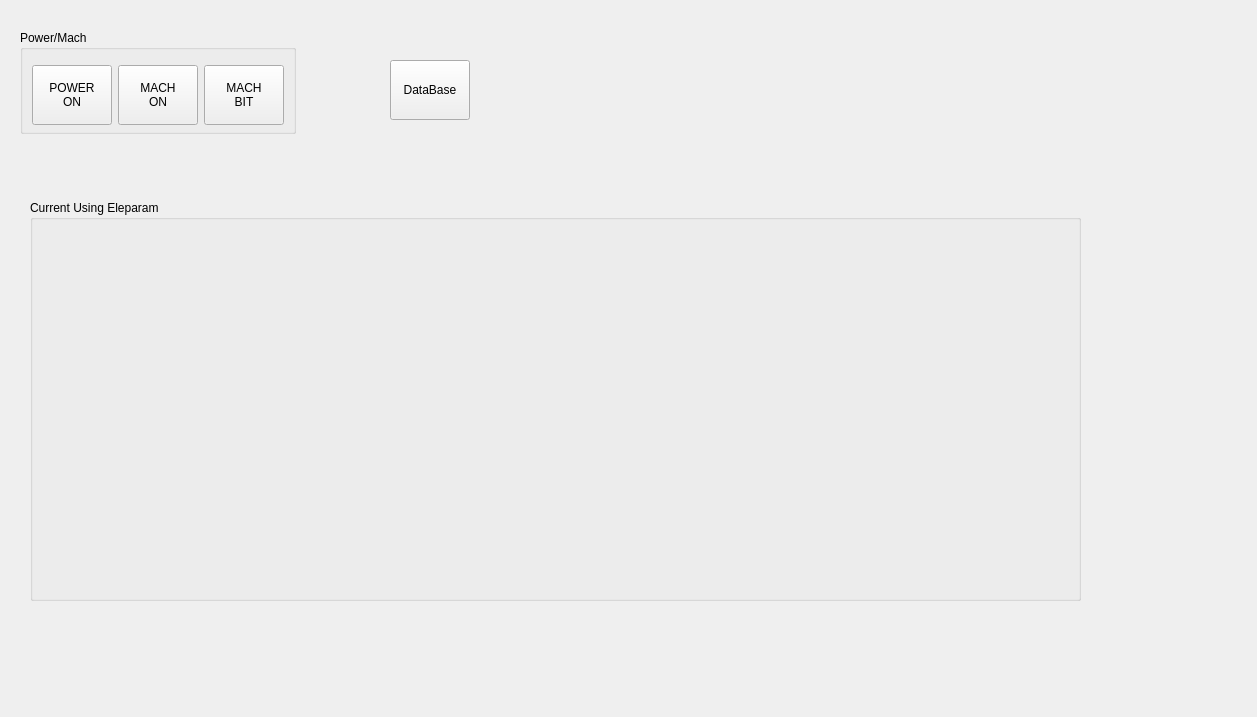
This is App/PowerPanel/PowerPanel.ui in windsgo/edm_project as Qt 5 draws it before an edit. The edited form follows.
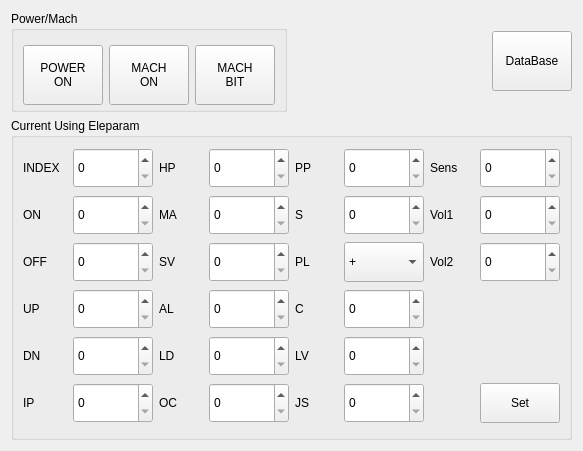
This is the edited form.

Commit message: feat: eleparam send

```diff
--- a/App/PowerPanel/PowerPanel.ui
+++ b/App/PowerPanel/PowerPanel.ui
@@ -6,135 +6,1108 @@
    <rect>
     <x>0</x>
     <y>0</y>
-    <width>1257</width>
-    <height>717</height>
+    <width>583</width>
+    <height>451</height>
    </rect>
   </property>
   <property name="windowTitle">
    <string>Form</string>
   </property>
-  <widget class="QGroupBox" name="groupBox">
-   <property name="geometry">
-    <rect>
-     <x>20</x>
-     <y>30</y>
-     <width>276</width>
-     <height>104</height>
-    </rect>
-   </property>
-   <property name="sizePolicy">
-    <sizepolicy hsizetype="Preferred" vsizetype="Maximum">
-     <horstretch>0</horstretch>
-     <verstretch>0</verstretch>
-    </sizepolicy>
-   </property>
-   <property name="title">
-    <string>Power/Mach</string>
-   </property>
-   <layout class="QHBoxLayout" name="horizontalLayout">
-    <item>
-     <widget class="QPushButton" name="pb_power_on">
-      <property name="minimumSize">
-       <size>
-        <width>80</width>
-        <height>60</height>
-       </size>
-      </property>
-      <property name="maximumSize">
-       <size>
-        <width>90</width>
-        <height>50</height>
-       </size>
-      </property>
-      <property name="text">
-       <string>POWER
+  <layout class="QGridLayout" name="gridLayout_2">
+   <item row="0" column="0">
+    <widget class="QGroupBox" name="groupBox">
+     <property name="sizePolicy">
+      <sizepolicy hsizetype="Preferred" vsizetype="Maximum">
+       <horstretch>0</horstretch>
+       <verstretch>0</verstretch>
+      </sizepolicy>
+     </property>
+     <property name="title">
+      <string>Power/Mach</string>
+     </property>
+     <layout class="QHBoxLayout" name="horizontalLayout">
+      <item>
+       <widget class="QPushButton" name="pb_power_on">
+        <property name="minimumSize">
+         <size>
+          <width>80</width>
+          <height>60</height>
+         </size>
+        </property>
+        <property name="maximumSize">
+         <size>
+          <width>90</width>
+          <height>50</height>
+         </size>
+        </property>
+        <property name="text">
+         <string>POWER
 ON</string>
-      </property>
-      <property name="checkable">
-       <bool>true</bool>
-      </property>
-     </widget>
-    </item>
-    <item>
-     <widget class="QPushButton" name="pb_mach_on">
-      <property name="minimumSize">
-       <size>
-        <width>80</width>
-        <height>60</height>
-       </size>
-      </property>
-      <property name="maximumSize">
-       <size>
-        <width>90</width>
-        <height>50</height>
-       </size>
-      </property>
-      <property name="text">
-       <string>MACH
+        </property>
+        <property name="checkable">
+         <bool>true</bool>
+        </property>
+       </widget>
+      </item>
+      <item>
+       <widget class="QPushButton" name="pb_mach_on">
+        <property name="minimumSize">
+         <size>
+          <width>80</width>
+          <height>60</height>
+         </size>
+        </property>
+        <property name="maximumSize">
+         <size>
+          <width>90</width>
+          <height>50</height>
+         </size>
+        </property>
+        <property name="text">
+         <string>MACH
 ON</string>
-      </property>
-      <property name="checkable">
-       <bool>true</bool>
-      </property>
-     </widget>
-    </item>
-    <item>
-     <widget class="QPushButton" name="pb_mach_bit">
-      <property name="minimumSize">
-       <size>
-        <width>80</width>
-        <height>60</height>
-       </size>
-      </property>
-      <property name="maximumSize">
-       <size>
-        <width>90</width>
-        <height>50</height>
-       </size>
-      </property>
-      <property name="text">
-       <string>MACH
+        </property>
+        <property name="checkable">
+         <bool>true</bool>
+        </property>
+       </widget>
+      </item>
+      <item>
+       <widget class="QPushButton" name="pb_mach_bit">
+        <property name="minimumSize">
+         <size>
+          <width>80</width>
+          <height>60</height>
+         </size>
+        </property>
+        <property name="maximumSize">
+         <size>
+          <width>90</width>
+          <height>50</height>
+         </size>
+        </property>
+        <property name="text">
+         <string>MACH
 BIT</string>
-      </property>
-      <property name="checkable">
-       <bool>true</bool>
-      </property>
-     </widget>
-    </item>
-   </layout>
-  </widget>
-  <widget class="QPushButton" name="pb_database">
-   <property name="geometry">
-    <rect>
-     <x>390</x>
-     <y>60</y>
-     <width>80</width>
-     <height>60</height>
-    </rect>
-   </property>
-   <property name="minimumSize">
-    <size>
-     <width>80</width>
-     <height>60</height>
-    </size>
-   </property>
-   <property name="text">
-    <string>DataBase</string>
-   </property>
-  </widget>
-  <widget class="QGroupBox" name="groupBox_2">
-   <property name="geometry">
-    <rect>
-     <x>30</x>
-     <y>200</y>
-     <width>1051</width>
-     <height>401</height>
-    </rect>
-   </property>
-   <property name="title">
-    <string>Current Using Eleparam</string>
-   </property>
-  </widget>
+        </property>
+        <property name="checkable">
+         <bool>true</bool>
+        </property>
+       </widget>
+      </item>
+     </layout>
+    </widget>
+   </item>
+   <item row="0" column="2">
+    <widget class="QPushButton" name="pb_database">
+     <property name="sizePolicy">
+      <sizepolicy hsizetype="Preferred" vsizetype="Preferred">
+       <horstretch>0</horstretch>
+       <verstretch>0</verstretch>
+      </sizepolicy>
+     </property>
+     <property name="minimumSize">
+      <size>
+       <width>80</width>
+       <height>60</height>
+      </size>
+     </property>
+     <property name="maximumSize">
+      <size>
+       <width>80</width>
+       <height>60</height>
+      </size>
+     </property>
+     <property name="text">
+      <string>DataBase</string>
+     </property>
+    </widget>
+   </item>
+   <item row="1" column="0" colspan="3">
+    <widget class="QGroupBox" name="groupBox_2">
+     <property name="title">
+      <string>Current Using Eleparam</string>
+     </property>
+     <layout class="QGridLayout" name="gridLayout">
+      <item row="0" column="0">
+       <widget class="QLabel" name="label_2">
+        <property name="sizePolicy">
+         <sizepolicy hsizetype="Preferred" vsizetype="Preferred">
+          <horstretch>0</horstretch>
+          <verstretch>0</verstretch>
+         </sizepolicy>
+        </property>
+        <property name="minimumSize">
+         <size>
+          <width>30</width>
+          <height>30</height>
+         </size>
+        </property>
+        <property name="maximumSize">
+         <size>
+          <width>60</width>
+          <height>40</height>
+         </size>
+        </property>
+        <property name="text">
+         <string>INDEX</string>
+        </property>
+       </widget>
+      </item>
+      <item row="0" column="1">
+       <widget class="QSpinBox" name="spinBox_ele_index">
+        <property name="minimumSize">
+         <size>
+          <width>80</width>
+          <height>35</height>
+         </size>
+        </property>
+        <property name="maximumSize">
+         <size>
+          <width>80</width>
+          <height>40</height>
+         </size>
+        </property>
+        <property name="maximum">
+         <number>999</number>
+        </property>
+       </widget>
+      </item>
+      <item row="0" column="2">
+       <widget class="QLabel" name="label_7">
+        <property name="sizePolicy">
+         <sizepolicy hsizetype="Preferred" vsizetype="Preferred">
+          <horstretch>0</horstretch>
+          <verstretch>0</verstretch>
+         </sizepolicy>
+        </property>
+        <property name="minimumSize">
+         <size>
+          <width>30</width>
+          <height>30</height>
+         </size>
+        </property>
+        <property name="maximumSize">
+         <size>
+          <width>60</width>
+          <height>40</height>
+         </size>
+        </property>
+        <property name="text">
+         <string>HP</string>
+        </property>
+       </widget>
+      </item>
+      <item row="0" column="3">
+       <widget class="QSpinBox" name="spinBox_ele_hp">
+        <property name="minimumSize">
+         <size>
+          <width>80</width>
+          <height>35</height>
+         </size>
+        </property>
+        <property name="maximumSize">
+         <size>
+          <width>80</width>
+          <height>40</height>
+         </size>
+        </property>
+        <property name="maximum">
+         <number>255</number>
+        </property>
+       </widget>
+      </item>
+      <item row="0" column="4">
+       <widget class="QLabel" name="label_13">
+        <property name="sizePolicy">
+         <sizepolicy hsizetype="Preferred" vsizetype="Preferred">
+          <horstretch>0</horstretch>
+          <verstretch>0</verstretch>
+         </sizepolicy>
+        </property>
+        <property name="minimumSize">
+         <size>
+          <width>30</width>
+          <height>30</height>
+         </size>
+        </property>
+        <property name="maximumSize">
+         <size>
+          <width>60</width>
+          <height>40</height>
+         </size>
+        </property>
+        <property name="text">
+         <string>PP</string>
+        </property>
+       </widget>
+      </item>
+      <item row="0" column="5">
+       <widget class="QSpinBox" name="spinBox_ele_pp">
+        <property name="minimumSize">
+         <size>
+          <width>80</width>
+          <height>35</height>
+         </size>
+        </property>
+        <property name="maximumSize">
+         <size>
+          <width>80</width>
+          <height>40</height>
+         </size>
+        </property>
+        <property name="maximum">
+         <number>255</number>
+        </property>
+       </widget>
+      </item>
+      <item row="0" column="6">
+       <widget class="QLabel" name="label_19">
+        <property name="sizePolicy">
+         <sizepolicy hsizetype="Preferred" vsizetype="Preferred">
+          <horstretch>0</horstretch>
+          <verstretch>0</verstretch>
+         </sizepolicy>
+        </property>
+        <property name="minimumSize">
+         <size>
+          <width>30</width>
+          <height>30</height>
+         </size>
+        </property>
+        <property name="maximumSize">
+         <size>
+          <width>60</width>
+          <height>40</height>
+         </size>
+        </property>
+        <property name="text">
+         <string>Sens</string>
+        </property>
+       </widget>
+      </item>
+      <item row="0" column="7">
+       <widget class="QSpinBox" name="spinBox_ele_sensitivity">
+        <property name="minimumSize">
+         <size>
+          <width>80</width>
+          <height>35</height>
+         </size>
+        </property>
+        <property name="maximumSize">
+         <size>
+          <width>80</width>
+          <height>40</height>
+         </size>
+        </property>
+        <property name="maximum">
+         <number>255</number>
+        </property>
+       </widget>
+      </item>
+      <item row="1" column="0">
+       <widget class="QLabel" name="label">
+        <property name="sizePolicy">
+         <sizepolicy hsizetype="Preferred" vsizetype="Preferred">
+          <horstretch>0</horstretch>
+          <verstretch>0</verstretch>
+         </sizepolicy>
+        </property>
+        <property name="minimumSize">
+         <size>
+          <width>30</width>
+          <height>30</height>
+         </size>
+        </property>
+        <property name="maximumSize">
+         <size>
+          <width>60</width>
+          <height>40</height>
+         </size>
+        </property>
+        <property name="text">
+         <string>ON</string>
+        </property>
+       </widget>
+      </item>
+      <item row="1" column="1">
+       <widget class="QSpinBox" name="spinBox_ele_on">
+        <property name="minimumSize">
+         <size>
+          <width>80</width>
+          <height>35</height>
+         </size>
+        </property>
+        <property name="maximumSize">
+         <size>
+          <width>80</width>
+          <height>40</height>
+         </size>
+        </property>
+        <property name="maximum">
+         <number>255</number>
+        </property>
+       </widget>
+      </item>
+      <item row="1" column="2">
+       <widget class="QLabel" name="label_8">
+        <property name="sizePolicy">
+         <sizepolicy hsizetype="Preferred" vsizetype="Preferred">
+          <horstretch>0</horstretch>
+          <verstretch>0</verstretch>
+         </sizepolicy>
+        </property>
+        <property name="minimumSize">
+         <size>
+          <width>30</width>
+          <height>30</height>
+         </size>
+        </property>
+        <property name="maximumSize">
+         <size>
+          <width>60</width>
+          <height>40</height>
+         </size>
+        </property>
+        <property name="text">
+         <string>MA</string>
+        </property>
+       </widget>
+      </item>
+      <item row="1" column="3">
+       <widget class="QSpinBox" name="spinBox_ele_ma">
+        <property name="minimumSize">
+         <size>
+          <width>80</width>
+          <height>35</height>
+         </size>
+        </property>
+        <property name="maximumSize">
+         <size>
+          <width>80</width>
+          <height>40</height>
+         </size>
+        </property>
+        <property name="maximum">
+         <number>16</number>
+        </property>
+       </widget>
+      </item>
+      <item row="1" column="4">
+       <widget class="QLabel" name="label_14">
+        <property name="sizePolicy">
+         <sizepolicy hsizetype="Preferred" vsizetype="Preferred">
+          <horstretch>0</horstretch>
+          <verstretch>0</verstretch>
+         </sizepolicy>
+        </property>
+        <property name="minimumSize">
+         <size>
+          <width>30</width>
+          <height>30</height>
+         </size>
+        </property>
+        <property name="maximumSize">
+         <size>
+          <width>60</width>
+          <height>40</height>
+         </size>
+        </property>
+        <property name="text">
+         <string>S</string>
+        </property>
+       </widget>
+      </item>
+      <item row="1" column="5">
+       <widget class="QSpinBox" name="spinBox_ele_s">
+        <property name="minimumSize">
+         <size>
+          <width>80</width>
+          <height>35</height>
+         </size>
+        </property>
+        <property name="maximumSize">
+         <size>
+          <width>80</width>
+          <height>40</height>
+         </size>
+        </property>
+        <property name="maximum">
+         <number>9</number>
+        </property>
+       </widget>
+      </item>
+      <item row="1" column="6">
+       <widget class="QLabel" name="label_20">
+        <property name="sizePolicy">
+         <sizepolicy hsizetype="Preferred" vsizetype="Preferred">
+          <horstretch>0</horstretch>
+          <verstretch>0</verstretch>
+         </sizepolicy>
+        </property>
+        <property name="minimumSize">
+         <size>
+          <width>30</width>
+          <height>30</height>
+         </size>
+        </property>
+        <property name="maximumSize">
+         <size>
+          <width>60</width>
+          <height>40</height>
+         </size>
+        </property>
+        <property name="text">
+         <string>Vol1</string>
+        </property>
+       </widget>
+      </item>
+      <item row="1" column="7">
+       <widget class="QSpinBox" name="spinBox_ele_voltage1">
+        <property name="minimumSize">
+         <size>
+          <width>80</width>
+          <height>35</height>
+         </size>
+        </property>
+        <property name="maximumSize">
+         <size>
+          <width>80</width>
+          <height>40</height>
+         </size>
+        </property>
+        <property name="maximum">
+         <number>255</number>
+        </property>
+       </widget>
+      </item>
+      <item row="2" column="0">
+       <widget class="QLabel" name="label_3">
+        <property name="sizePolicy">
+         <sizepolicy hsizetype="Preferred" vsizetype="Preferred">
+          <horstretch>0</horstretch>
+          <verstretch>0</verstretch>
+         </sizepolicy>
+        </property>
+        <property name="minimumSize">
+         <size>
+          <width>30</width>
+          <height>30</height>
+         </size>
+        </property>
+        <property name="maximumSize">
+         <size>
+          <width>60</width>
+          <height>40</height>
+         </size>
+        </property>
+        <property name="text">
+         <string>OFF</string>
+        </property>
+       </widget>
+      </item>
+      <item row="2" column="1">
+       <widget class="QSpinBox" name="spinBox_ele_off">
+        <property name="minimumSize">
+         <size>
+          <width>80</width>
+          <height>35</height>
+         </size>
+        </property>
+        <property name="maximumSize">
+         <size>
+          <width>80</width>
+          <height>40</height>
+         </size>
+        </property>
+        <property name="maximum">
+         <number>255</number>
+        </property>
+       </widget>
+      </item>
+      <item row="2" column="2">
+       <widget class="QLabel" name="label_9">
+        <property name="sizePolicy">
+         <sizepolicy hsizetype="Preferred" vsizetype="Preferred">
+          <horstretch>0</horstretch>
+          <verstretch>0</verstretch>
+         </sizepolicy>
+        </property>
+        <property name="minimumSize">
+         <size>
+          <width>30</width>
+          <height>30</height>
+         </size>
+        </property>
+        <property name="maximumSize">
+         <size>
+          <width>60</width>
+          <height>40</height>
+         </size>
+        </property>
+        <property name="text">
+         <string>SV</string>
+        </property>
+       </widget>
+      </item>
+      <item row="2" column="3">
+       <widget class="QSpinBox" name="spinBox_ele_sv">
+        <property name="minimumSize">
+         <size>
+          <width>80</width>
+          <height>35</height>
+         </size>
+        </property>
+        <property name="maximumSize">
+         <size>
+          <width>80</width>
+          <height>40</height>
+         </size>
+        </property>
+        <property name="maximum">
+         <number>255</number>
+        </property>
+       </widget>
+      </item>
+      <item row="2" column="4">
+       <widget class="QLabel" name="label_15">
+        <property name="sizePolicy">
+         <sizepolicy hsizetype="Preferred" vsizetype="Preferred">
+          <horstretch>0</horstretch>
+          <verstretch>0</verstretch>
+         </sizepolicy>
+        </property>
+        <property name="minimumSize">
+         <size>
+          <width>30</width>
+          <height>30</height>
+         </size>
+        </property>
+        <property name="maximumSize">
+         <size>
+          <width>60</width>
+          <height>40</height>
+         </size>
+        </property>
+        <property name="text">
+         <string>PL</string>
+        </property>
+       </widget>
+      </item>
+      <item row="2" column="5">
+       <widget class="QComboBox" name="comboBox_ele_pl">
+        <property name="sizePolicy">
+         <sizepolicy hsizetype="Preferred" vsizetype="Preferred">
+          <horstretch>0</horstretch>
+          <verstretch>0</verstretch>
+         </sizepolicy>
+        </property>
+        <property name="minimumSize">
+         <size>
+          <width>80</width>
+          <height>35</height>
+         </size>
+        </property>
+        <property name="maximumSize">
+         <size>
+          <width>80</width>
+          <height>40</height>
+         </size>
+        </property>
+        <item>
+         <property name="text">
+          <string>+</string>
+         </property>
+        </item>
+        <item>
+         <property name="text">
+          <string>-</string>
+         </property>
+        </item>
+       </widget>
+      </item>
+      <item row="2" column="6">
+       <widget class="QLabel" name="label_21">
+        <property name="sizePolicy">
+         <sizepolicy hsizetype="Preferred" vsizetype="Preferred">
+          <horstretch>0</horstretch>
+          <verstretch>0</verstretch>
+         </sizepolicy>
+        </property>
+        <property name="minimumSize">
+         <size>
+          <width>30</width>
+          <height>30</height>
+         </size>
+        </property>
+        <property name="maximumSize">
+         <size>
+          <width>60</width>
+          <height>40</height>
+         </size>
+        </property>
+        <property name="text">
+         <string>Vol2</string>
+        </property>
+       </widget>
+      </item>
+      <item row="2" column="7">
+       <widget class="QSpinBox" name="spinBox_ele_voltage2">
+        <property name="minimumSize">
+         <size>
+          <width>80</width>
+          <height>35</height>
+         </size>
+        </property>
+        <property name="maximumSize">
+         <size>
+          <width>80</width>
+          <height>40</height>
+         </size>
+        </property>
+        <property name="maximum">
+         <number>255</number>
+        </property>
+       </widget>
+      </item>
+      <item row="3" column="0">
+       <widget class="QLabel" name="label_4">
+        <property name="sizePolicy">
+         <sizepolicy hsizetype="Preferred" vsizetype="Preferred">
+          <horstretch>0</horstretch>
+          <verstretch>0</verstretch>
+         </sizepolicy>
+        </property>
+        <property name="minimumSize">
+         <size>
+          <width>30</width>
+          <height>30</height>
+         </size>
+        </property>
+        <property name="maximumSize">
+         <size>
+          <width>60</width>
+          <height>40</height>
+         </size>
+        </property>
+        <property name="text">
+         <string>UP</string>
+        </property>
+       </widget>
+      </item>
+      <item row="3" column="1">
+       <widget class="QSpinBox" name="spinBox_ele_up">
+        <property name="minimumSize">
+         <size>
+          <width>80</width>
+          <height>35</height>
+         </size>
+        </property>
+        <property name="maximumSize">
+         <size>
+          <width>80</width>
+          <height>40</height>
+         </size>
+        </property>
+        <property name="maximum">
+         <number>255</number>
+        </property>
+       </widget>
+      </item>
+      <item row="3" column="2">
+       <widget class="QLabel" name="label_10">
+        <property name="sizePolicy">
+         <sizepolicy hsizetype="Preferred" vsizetype="Preferred">
+          <horstretch>0</horstretch>
+          <verstretch>0</verstretch>
+         </sizepolicy>
+        </property>
+        <property name="minimumSize">
+         <size>
+          <width>30</width>
+          <height>30</height>
+         </size>
+        </property>
+        <property name="maximumSize">
+         <size>
+          <width>60</width>
+          <height>40</height>
+         </size>
+        </property>
+        <property name="text">
+         <string>AL</string>
+        </property>
+       </widget>
+      </item>
+      <item row="3" column="3">
+       <widget class="QSpinBox" name="spinBox_ele_al">
+        <property name="minimumSize">
+         <size>
+          <width>80</width>
+          <height>35</height>
+         </size>
+        </property>
+        <property name="maximumSize">
+         <size>
+          <width>80</width>
+          <height>40</height>
+         </size>
+        </property>
+        <property name="maximum">
+         <number>255</number>
+        </property>
+       </widget>
+      </item>
+      <item row="3" column="4">
+       <widget class="QLabel" name="label_16">
+        <property name="sizePolicy">
+         <sizepolicy hsizetype="Preferred" vsizetype="Preferred">
+          <horstretch>0</horstretch>
+          <verstretch>0</verstretch>
+         </sizepolicy>
+        </property>
+        <property name="minimumSize">
+         <size>
+          <width>30</width>
+          <height>30</height>
+         </size>
+        </property>
+        <property name="maximumSize">
+         <size>
+          <width>60</width>
+          <height>40</height>
+         </size>
+        </property>
+        <property name="text">
+         <string>C</string>
+        </property>
+       </widget>
+      </item>
+      <item row="3" column="5">
+       <widget class="QSpinBox" name="spinBox_ele_c">
+        <property name="minimumSize">
+         <size>
+          <width>80</width>
+          <height>35</height>
+         </size>
+        </property>
+        <property name="maximumSize">
+         <size>
+          <width>80</width>
+          <height>40</height>
+         </size>
+        </property>
+        <property name="maximum">
+         <number>9</number>
+        </property>
+       </widget>
+      </item>
+      <item row="4" column="0">
+       <widget class="QLabel" name="label_5">
+        <property name="sizePolicy">
+         <sizepolicy hsizetype="Preferred" vsizetype="Preferred">
+          <horstretch>0</horstretch>
+          <verstretch>0</verstretch>
+         </sizepolicy>
+        </property>
+        <property name="minimumSize">
+         <size>
+          <width>30</width>
+          <height>30</height>
+         </size>
+        </property>
+        <property name="maximumSize">
+         <size>
+          <width>60</width>
+          <height>40</height>
+         </size>
+        </property>
+        <property name="text">
+         <string>DN</string>
+        </property>
+       </widget>
+      </item>
+      <item row="4" column="1">
+       <widget class="QSpinBox" name="spinBox_ele_dn">
+        <property name="minimumSize">
+         <size>
+          <width>80</width>
+          <height>35</height>
+         </size>
+        </property>
+        <property name="maximumSize">
+         <size>
+          <width>80</width>
+          <height>40</height>
+         </size>
+        </property>
+        <property name="maximum">
+         <number>255</number>
+        </property>
+       </widget>
+      </item>
+      <item row="4" column="2">
+       <widget class="QLabel" name="label_11">
+        <property name="sizePolicy">
+         <sizepolicy hsizetype="Preferred" vsizetype="Preferred">
+          <horstretch>0</horstretch>
+          <verstretch>0</verstretch>
+         </sizepolicy>
+        </property>
+        <property name="minimumSize">
+         <size>
+          <width>30</width>
+          <height>30</height>
+         </size>
+        </property>
+        <property name="maximumSize">
+         <size>
+          <width>60</width>
+          <height>40</height>
+         </size>
+        </property>
+        <property name="text">
+         <string>LD</string>
+        </property>
+       </widget>
+      </item>
+      <item row="4" column="3">
+       <widget class="QSpinBox" name="spinBox_ele_ld">
+        <property name="minimumSize">
+         <size>
+          <width>80</width>
+          <height>35</height>
+         </size>
+        </property>
+        <property name="maximumSize">
+         <size>
+          <width>80</width>
+          <height>40</height>
+         </size>
+        </property>
+        <property name="maximum">
+         <number>16</number>
+        </property>
+       </widget>
+      </item>
+      <item row="4" column="4">
+       <widget class="QLabel" name="label_17">
+        <property name="sizePolicy">
+         <sizepolicy hsizetype="Preferred" vsizetype="Preferred">
+          <horstretch>0</horstretch>
+          <verstretch>0</verstretch>
+         </sizepolicy>
+        </property>
+        <property name="minimumSize">
+         <size>
+          <width>30</width>
+          <height>30</height>
+         </size>
+        </property>
+        <property name="maximumSize">
+         <size>
+          <width>60</width>
+          <height>40</height>
+         </size>
+        </property>
+        <property name="text">
+         <string>LV</string>
+        </property>
+       </widget>
+      </item>
+      <item row="4" column="5">
+       <widget class="QSpinBox" name="spinBox_ele_lv">
+        <property name="minimumSize">
+         <size>
+          <width>80</width>
+          <height>35</height>
+         </size>
+        </property>
+        <property name="maximumSize">
+         <size>
+          <width>80</width>
+          <height>40</height>
+         </size>
+        </property>
+        <property name="maximum">
+         <number>2</number>
+        </property>
+       </widget>
+      </item>
+      <item row="5" column="0">
+       <widget class="QLabel" name="label_6">
+        <property name="sizePolicy">
+         <sizepolicy hsizetype="Preferred" vsizetype="Preferred">
+          <horstretch>0</horstretch>
+          <verstretch>0</verstretch>
+         </sizepolicy>
+        </property>
+        <property name="minimumSize">
+         <size>
+          <width>30</width>
+          <height>30</height>
+         </size>
+        </property>
+        <property name="maximumSize">
+         <size>
+          <width>60</width>
+          <height>40</height>
+         </size>
+        </property>
+        <property name="text">
+         <string>IP</string>
+        </property>
+       </widget>
+      </item>
+      <item row="5" column="1">
+       <widget class="QSpinBox" name="spinBox_ele_ip">
+        <property name="minimumSize">
+         <size>
+          <width>80</width>
+          <height>35</height>
+         </size>
+        </property>
+        <property name="maximumSize">
+         <size>
+          <width>80</width>
+          <height>40</height>
+         </size>
+        </property>
+        <property name="maximum">
+         <number>2559</number>
+        </property>
+       </widget>
+      </item>
+      <item row="5" column="2">
+       <widget class="QLabel" name="label_12">
+        <property name="sizePolicy">
+         <sizepolicy hsizetype="Preferred" vsizetype="Preferred">
+          <horstretch>0</horstretch>
+          <verstretch>0</verstretch>
+         </sizepolicy>
+        </property>
+        <property name="minimumSize">
+         <size>
+          <width>30</width>
+          <height>30</height>
+         </size>
+        </property>
+        <property name="maximumSize">
+         <size>
+          <width>60</width>
+          <height>40</height>
+         </size>
+        </property>
+        <property name="text">
+         <string>OC</string>
+        </property>
+       </widget>
+      </item>
+      <item row="5" column="3">
+       <widget class="QSpinBox" name="spinBox_ele_oc">
+        <property name="minimumSize">
+         <size>
+          <width>80</width>
+          <height>35</height>
+         </size>
+        </property>
+        <property name="maximumSize">
+         <size>
+          <width>80</width>
+          <height>40</height>
+         </size>
+        </property>
+        <property name="maximum">
+         <number>16</number>
+        </property>
+       </widget>
+      </item>
+      <item row="5" column="4">
+       <widget class="QLabel" name="label_18">
+        <property name="sizePolicy">
+         <sizepolicy hsizetype="Preferred" vsizetype="Preferred">
+          <horstretch>0</horstretch>
+          <verstretch>0</verstretch>
+         </sizepolicy>
+        </property>
+        <property name="minimumSize">
+         <size>
+          <width>30</width>
+          <height>30</height>
+         </size>
+        </property>
+        <property name="maximumSize">
+         <size>
+          <width>60</width>
+          <height>40</height>
+         </size>
+        </property>
+        <property name="text">
+         <string>JS</string>
+        </property>
+       </widget>
+      </item>
+      <item row="5" column="5">
+       <widget class="QSpinBox" name="spinBox_ele_js">
+        <property name="minimumSize">
+         <size>
+          <width>80</width>
+          <height>35</height>
+         </size>
+        </property>
+        <property name="maximumSize">
+         <size>
+          <width>80</width>
+          <height>40</height>
+         </size>
+        </property>
+        <property name="maximum">
+         <number>65535</number>
+        </property>
+       </widget>
+      </item>
+      <item row="5" column="7">
+       <widget class="QPushButton" name="pb_set_param">
+        <property name="sizePolicy">
+         <sizepolicy hsizetype="Preferred" vsizetype="Preferred">
+          <horstretch>0</horstretch>
+          <verstretch>0</verstretch>
+         </sizepolicy>
+        </property>
+        <property name="minimumSize">
+         <size>
+          <width>50</width>
+          <height>30</height>
+         </size>
+        </property>
+        <property name="maximumSize">
+         <size>
+          <width>120</width>
+          <height>40</height>
+         </size>
+        </property>
+        <property name="text">
+         <string>Set</string>
+        </property>
+       </widget>
+      </item>
+     </layout>
+    </widget>
+   </item>
+   <item row="0" column="1">
+    <spacer name="horizontalSpacer">
+     <property name="orientation">
+      <enum>Qt::Horizontal</enum>
+     </property>
+     <property name="sizeHint" stdset="0">
+      <size>
+       <width>40</width>
+       <height>20</height>
+      </size>
+     </property>
+    </spacer>
+   </item>
+  </layout>
  </widget>
  <resources/>
  <connections/>
```
The commit also changes 9 other files.
